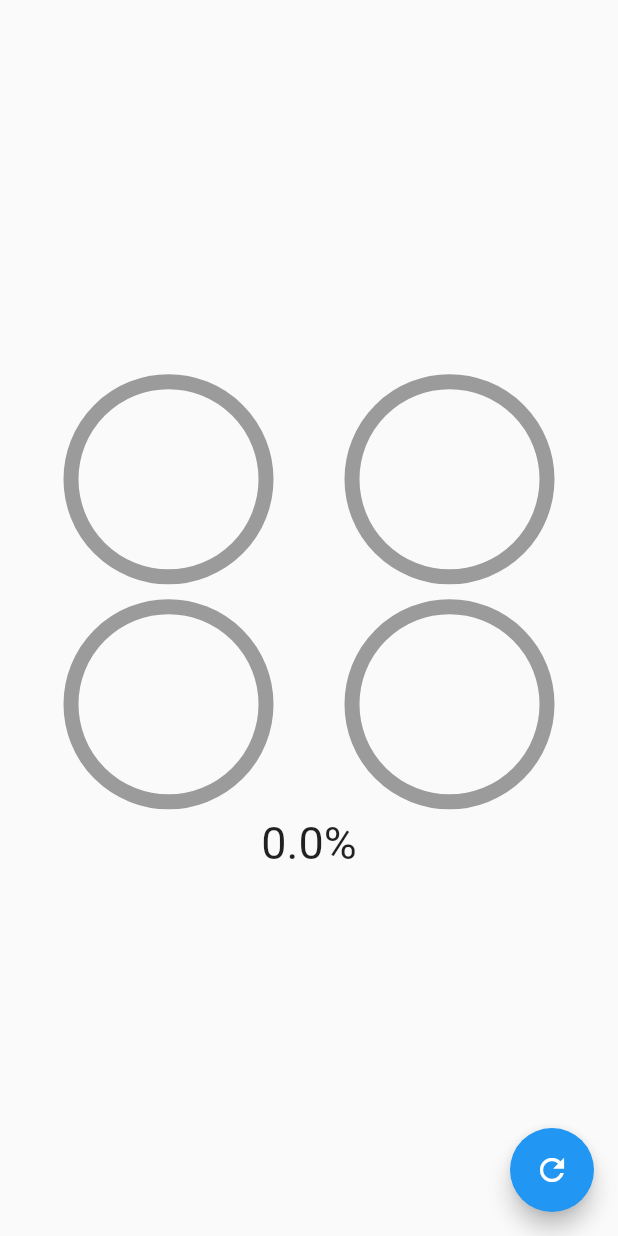
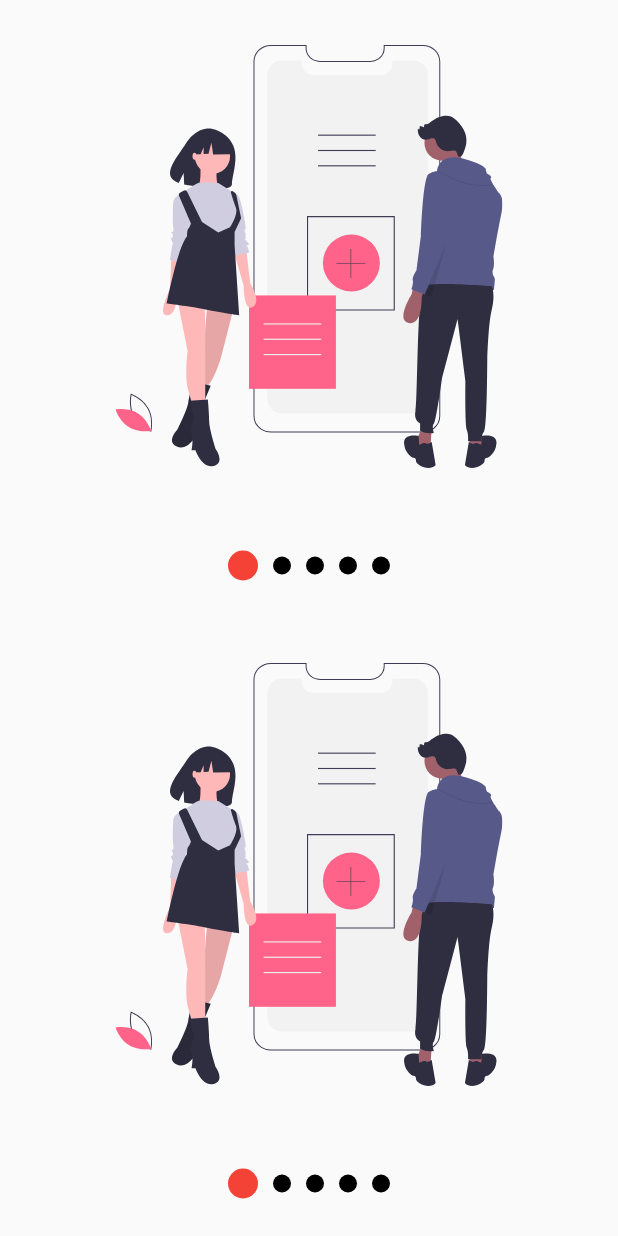
Before and after one commit to saulrmzlpz/disenos_app, a Flutter app: the screen it shows after launch, on a phone screen of 412 x 824 dp. Run offline on Flutter 3.47's test engine with Material 2 defaults, Android fonts, the phone set to English and light mode, and no system bars; our stand-ins replace flutter_svg.

Commit message:
final de la sección 5

```diff
--- a/lib/main.dart
+++ b/lib/main.dart
@@ -1,4 +1,4 @@
-import 'package:disenos_app/src/pages/circular_graphics_screen.dart';
+import 'package:disenos_app/src/pages/slideshow_screen.dart';
 import 'package:flutter/material.dart';
 
 void main() {
@@ -21,7 +21,7 @@ class MyApp extends StatelessWidget {
         // closer together (more dense) than on mobile platforms.
         //visualDensity: VisualDensity.adaptivePlatformDensity,
       ),
-      home: const CircularGraphicsScreen(),
+      home: const SlideshowScreen(),
     );
   }
 }
--- /dev/null
+++ b/lib/src/labs/slideshow_screen.dart
@@ -0,0 +1,122 @@
+import 'package:disenos_app/src/models/slider_model.dart';
+import 'package:flutter/material.dart';
+import 'package:flutter_svg/svg.dart';
+import 'package:provider/provider.dart';
+
+class SlideshowScreen extends StatelessWidget {
+  const SlideshowScreen({Key? key}) : super(key: key);
+
+  @override
+  Widget build(BuildContext context) {
+    return ChangeNotifierProvider(
+      create: (_) => SliderModel(),
+      child: Scaffold(
+        body: Center(
+          child: Column(
+            children: const [
+              Expanded(child: _Slides()),
+              _Dots(),
+            ],
+          ),
+        ),
+      ),
+    );
+  }
+}
+
+class _Dots extends StatelessWidget {
+  const _Dots({Key? key}) : super(key: key);
+
+  @override
+  Widget build(BuildContext context) {
+    return Container(
+      width: double.maxFinite,
+      height: 70,
+      child: Row(mainAxisAlignment: MainAxisAlignment.center, children: const [
+        _Dot(index: 0),
+        _Dot(index: 1),
+        _Dot(index: 2),
+      ]),
+    );
+  }
+}
+
+class _Dot extends StatelessWidget {
+  const _Dot({
+    Key? key,
+    required this.index,
+  }) : super(key: key);
+
+  final int index;
+
+  @override
+  Widget build(BuildContext context) {
+    final pageViewIndex = Provider.of<SliderModel>(context).currentPage;
+    return AnimatedContainer(
+      duration: const Duration(milliseconds: 200),
+      width: 10,
+      height: 10,
+      margin: const EdgeInsets.symmetric(horizontal: 5),
+      decoration: BoxDecoration(
+          shape: BoxShape.circle,
+          color: (pageViewIndex >= index - 0.5 && pageViewIndex < index + 0.5)
+              ? Colors.pink
+              : Colors.grey),
+    );
+  }
+}
+
+class _Slides extends StatefulWidget {
+  const _Slides({Key? key}) : super(key: key);
+
+  @override
+  State<_Slides> createState() => _SlidesState();
+}
+
+class _SlidesState extends State<_Slides> {
+  final pageViewController = PageController();
+  @override
+  void initState() {
+    super.initState();
+    pageViewController.addListener(() {
+      Provider.of<SliderModel>(context, listen: false).currentPage =
+          pageViewController.page!;
+    });
+  }
+
+  @override
+  Widget build(BuildContext context) {
+    return PageView(
+      controller: pageViewController,
+      children: const [
+        _Slide(svg: 'assets/svgs/slide-1.svg'),
+        _Slide(svg: 'assets/svgs/slide-2.svg'),
+        _Slide(svg: 'assets/svgs/slide-3.svg'),
+      ],
+    );
+  }
+
+  @override
+  void dispose() {
+    pageViewController.dispose();
+    super.dispose();
+  }
+}
+
+class _Slide extends StatelessWidget {
+  const _Slide({
+    Key? key,
+    required this.svg,
+  }) : super(key: key);
+
+  final String svg;
+
+  @override
+  Widget build(BuildContext context) {
+    return Container(
+        width: double.maxFinite,
+        height: double.maxFinite,
+        padding: const EdgeInsets.all(30),
+        child: SvgPicture.asset(svg));
+  }
+}
--- /dev/null
+++ b/lib/src/models/slider_model.dart
@@ -0,0 +1,12 @@
+import 'package:flutter/material.dart';
+
+class SliderModel with ChangeNotifier {
+  double _currentPage = 0;
+
+  double get currentPage => _currentPage;
+
+  set currentPage(double currentPage) {
+    _currentPage = currentPage;
+    notifyListeners();
+  }
+}
--- /dev/null
+++ b/lib/src/pages/slideshow_screen.dart
@@ -0,0 +1,42 @@
+import 'package:disenos_app/src/widgets/slideshow.dart';
+import 'package:flutter/material.dart';
+import 'package:flutter_svg/svg.dart';
+
+class SlideshowScreen extends StatelessWidget {
+  const SlideshowScreen({Key? key}) : super(key: key);
+
+  @override
+  Widget build(BuildContext context) {
+    return Scaffold(
+      body: Column(
+        children: const [
+          Expanded(child: _MySlideshow()),
+          Expanded(child: _MySlideshow()),
+        ],
+      ),
+    );
+  }
+}
+
+class _MySlideshow extends StatelessWidget {
+  const _MySlideshow({
+    Key? key,
+  }) : super(key: key);
+
+  @override
+  Widget build(BuildContext context) {
+    return Slideshow(
+      primaryBulletSize: 20,
+      seconaryBulletSize: 12,
+      primaryColor: Colors.red,
+      secondaryColor: Colors.black,
+      slides: [
+        SvgPicture.asset('assets/svgs/slide-1.svg'),
+        SvgPicture.asset('assets/svgs/slide-2.svg'),
+        SvgPicture.asset('assets/svgs/slide-3.svg'),
+        SvgPicture.asset('assets/svgs/slide-4.svg'),
+        SvgPicture.asset('assets/svgs/slide-5.svg'),
+      ],
+    );
+  }
+}
--- /dev/null
+++ b/lib/src/widgets/slideshow.dart
@@ -0,0 +1,200 @@
+import 'package:flutter/material.dart';
+
+import 'package:provider/provider.dart';
+
+class Slideshow extends StatelessWidget {
+  const Slideshow(
+      {Key? key,
+      required this.slides,
+      this.invertDots = false,
+      this.primaryColor = Colors.pink,
+      this.secondaryColor = Colors.grey,
+      this.primaryBulletSize = 12,
+      this.seconaryBulletSize = 12})
+      : super(key: key);
+
+  final List<Widget> slides;
+  final bool invertDots;
+  final Color primaryColor;
+  final Color secondaryColor;
+  final double primaryBulletSize;
+  final double seconaryBulletSize;
+
+  @override
+  Widget build(BuildContext context) {
+    return ChangeNotifierProvider(
+      create: (_) => _SlideshowModel(),
+      child: SafeArea(
+        child: Center(
+          child: Builder(builder: (BuildContext context) {
+            final ssModel =
+                Provider.of<_SlideshowModel>(context, listen: false);
+
+            ssModel.primaryColor = primaryColor;
+            ssModel.secondaryColor = secondaryColor;
+            ssModel.currentDotSize = primaryBulletSize;
+            ssModel.backgroundDotSize = seconaryBulletSize;
+            return _SlideshowBody(invertDots: invertDots, slides: slides);
+          }),
+        ),
+      ),
+    );
+  }
+}
+
+class _SlideshowBody extends StatelessWidget {
+  const _SlideshowBody({
+    Key? key,
+    required this.invertDots,
+    required this.slides,
+  }) : super(key: key);
+
+  final bool invertDots;
+  final List<Widget> slides;
+
+  @override
+  Widget build(BuildContext context) {
+    return Column(
+      children: [
+        if (invertDots) _Dots(length: slides.length),
+        Expanded(child: _Slides(slides: slides)),
+        if (!invertDots) _Dots(length: slides.length),
+      ],
+    );
+  }
+}
+
+class _Dots extends StatelessWidget {
+  const _Dots({Key? key, required this.length}) : super(key: key);
+
+  final int length;
+
+  @override
+  Widget build(BuildContext context) {
+    return SizedBox(
+      width: double.maxFinite,
+      height: 70,
+      child: Row(
+          mainAxisAlignment: MainAxisAlignment.center,
+          children: List.generate(length, (index) => _Dot(index: index))),
+    );
+  }
+}
+
+class _Dot extends StatelessWidget {
+  const _Dot({
+    Key? key,
+    required this.index,
+  }) : super(key: key);
+
+  final int index;
+
+  @override
+  Widget build(BuildContext context) {
+    final ssModel = Provider.of<_SlideshowModel>(context);
+    double size = 0;
+    Color color;
+    if (ssModel.currentPage >= index - 0.5 &&
+        ssModel.currentPage < index + 0.5) {
+      size = ssModel.currentDotSize;
+      color = ssModel.primaryColor;
+    } else {
+      size = ssModel.backgroundDotSize;
+      color = ssModel.secondaryColor;
+    }
+    return AnimatedContainer(
+        duration: const Duration(milliseconds: 200),
+        width: size,
+        height: size,
+        margin: const EdgeInsets.symmetric(horizontal: 5),
+        decoration: BoxDecoration(
+          shape: BoxShape.circle,
+          color: color,
+        ));
+  }
+}
+
+class _Slides extends StatefulWidget {
+  const _Slides({Key? key, required this.slides}) : super(key: key);
+
+  final List<Widget> slides;
+
+  @override
+  State<_Slides> createState() => _SlidesState();
+}
+
+class _SlidesState extends State<_Slides> {
+  final pageViewController = PageController();
+  @override
+  void initState() {
+    super.initState();
+    pageViewController.addListener(() {
+      Provider.of<_SlideshowModel>(context, listen: false).currentPage =
+          pageViewController.page!;
+    });
+  }
+
+  @override
+  Widget build(BuildContext context) {
+    return PageView(
+      controller: pageViewController,
+      children: widget.slides.map((slide) => _Slide(slide: slide)).toList(),
+    );
+  }
+
+  @override
+  void dispose() {
+    pageViewController.dispose();
+    super.dispose();
+  }
+}
+
+class _Slide extends StatelessWidget {
+  const _Slide({
+    Key? key,
+    required this.slide,
+  }) : super(key: key);
+
+  final Widget slide;
+
+  @override
+  Widget build(BuildContext context) {
+    return Container(
+        width: double.maxFinite,
+        height: double.maxFinite,
+        padding: const EdgeInsets.all(30),
+        child: slide);
+  }
+}
+
+class _SlideshowModel with ChangeNotifier {
+  double _currentPage = 0;
+  Color _primaryColor = Colors.pink;
+  Color _secondaryColor = Colors.grey;
+
+  double _currentDotSize = 12;
+  double _backgroundDotSize = 12;
+
+  double get currentDotSize => _currentDotSize;
+
+  set currentDotSize(double size) => _currentDotSize = size;
+
+  double get backgroundDotSize => _backgroundDotSize;
+
+  set backgroundDotSize(double size) => _backgroundDotSize = size;
+
+  Color get primaryColor => _primaryColor;
+
+  set primaryColor(Color color) => _primaryColor = color;
+
+  Color get secondaryColor => _secondaryColor;
+
+  set secondaryColor(Color color) => _secondaryColor = color;
+
+  double get currentPage => _currentPage;
+
+  set currentPage(double currentPage) {
+    _currentPage = currentPage;
+    notifyListeners();
+  }
+}
```
Also changed, not shown: pubspec.yaml (+5 -5 lines), assets/svgs/slide-1.svg (added), assets/svgs/slide-2.svg (added), assets/svgs/slide-3.svg (added), assets/svgs/slide-4.svg (added), assets/svgs/slide-5.svg (added), pubspec.lock.
